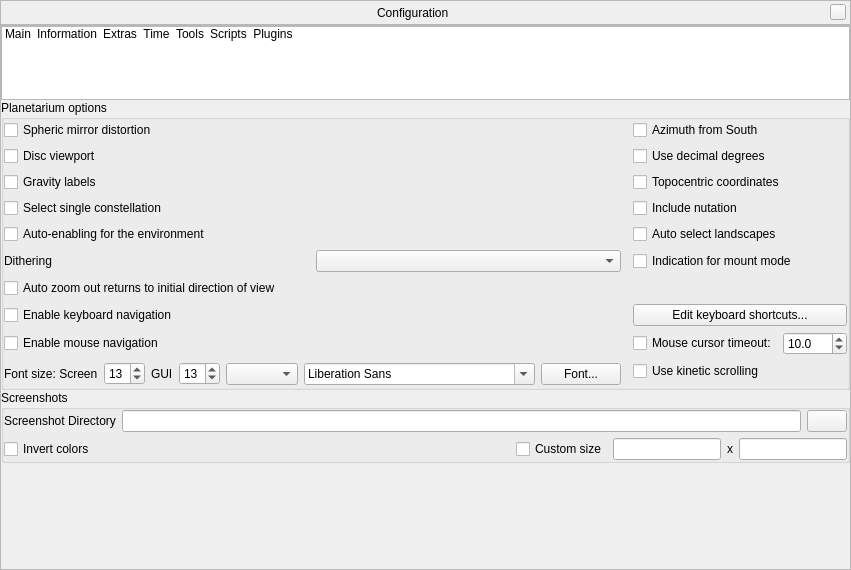
Before: the Qt Designer form src/gui/configurationDialog.ui in Stellarium/stellarium, drawn with Qt 5.
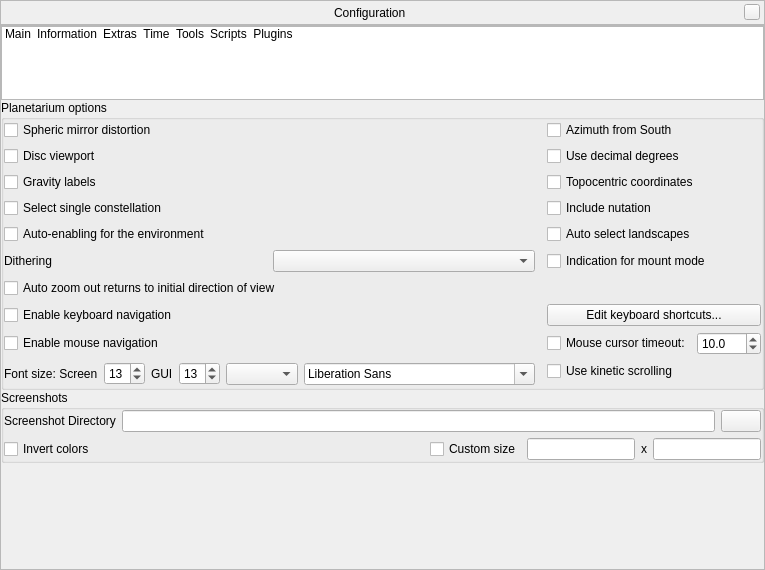
After: the same form once the commit is applied. The open tabs and pages were chosen to show the change. Icons and pictures are not drawn. Custom widgets are drawn as their Qt base class.

Commit message:
fix BottomBar font switch.
Also decided to remove the system font panel button.

```diff
--- a/src/gui/configurationDialog.ui
+++ b/src/gui/configurationDialog.ui
@@ -6,7 +6,7 @@
    <rect>
     <x>0</x>
     <y>0</y>
-    <width>681</width>
+    <width>764</width>
     <height>570</height>
    </rect>
   </property>
@@ -2019,16 +2019,6 @@
                <item>
                 <widget class="QFontComboBox" name="fontComboBox"/>
                </item>
-               <item>
-                <widget class="QPushButton" name="fontSelectPushButton">
-                 <property name="toolTip">
-                  <string>Select system font</string>
-                 </property>
-                 <property name="text">
-                  <string>Font...</string>
-                 </property>
-                </widget>
-               </item>
               </layout>
              </item>
              <item row="17" column="3">
```
Left out of the diff: 2 changed lines with no effect on the pictures. The commit also changes 6 other files.
